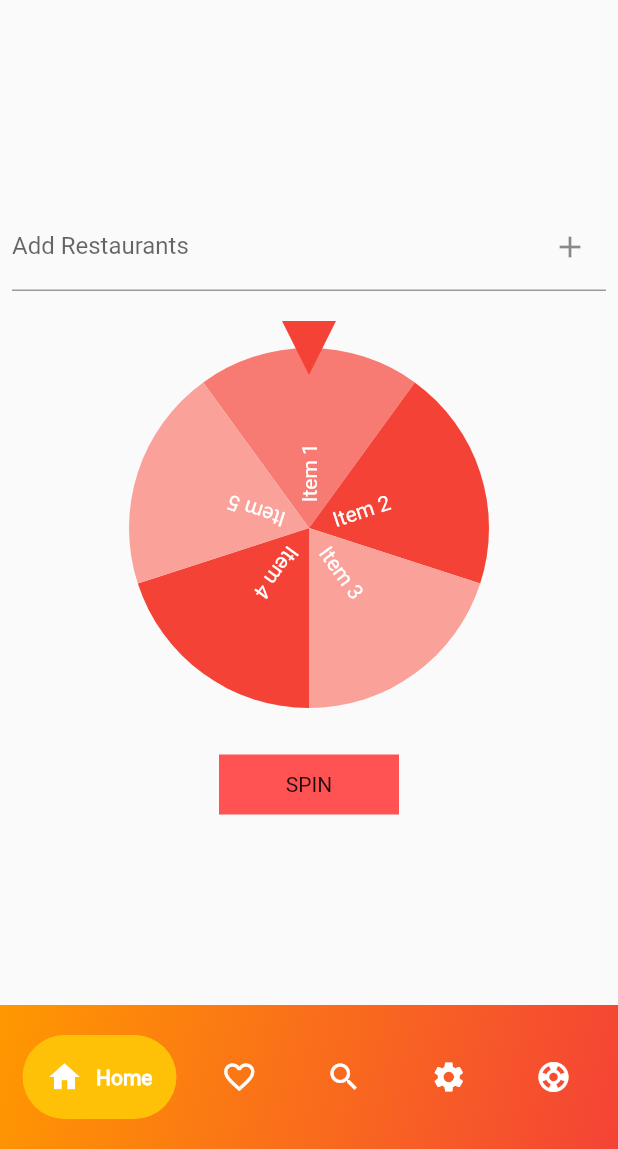
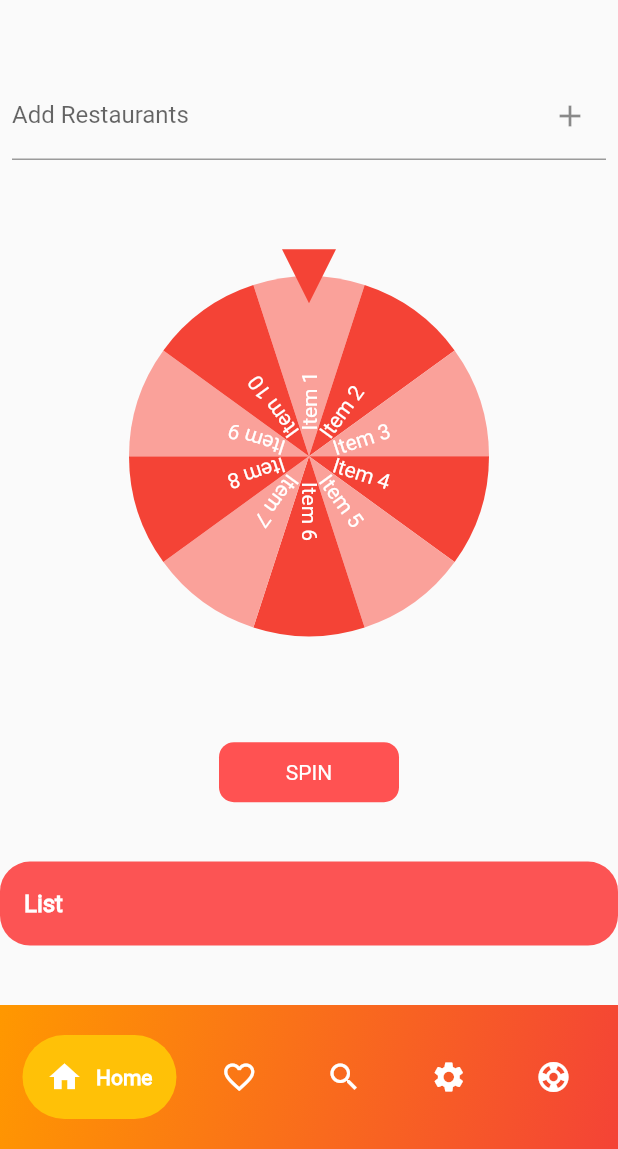
Before and after one commit to MattRattigan/Choice, a Flutter app: the WheelScreen screen opened by its route, on a phone screen of 412 x 824 dp, the part 87-1236 px from its top. Run offline on Flutter 3.47's test engine with Material 2 defaults, Android fonts, the phone set to English and light mode, and no system bars; drawn by our look-alikes of flutter_fortune_wheel, google_nav_bar; our stand-ins replace flutter_svg, font_awesome_flutter, google_maps_flutter, rive, rxdart.

Commit message:
Add a list  to the spinning wheel page.

```diff
--- a/lib/pages/random_choice_screen.dart
+++ b/lib/pages/random_choice_screen.dart
@@ -19,11 +19,16 @@ class _SpinWheelState extends State<WheelScreen> {
   int rewards = 0;
 
   List<FortuneItem> wheelItems = [
-    FortuneItem(child: Text('Item 1')),
-    FortuneItem(child: Text('Item 2')),
-    FortuneItem(child: Text('Item 3')),
-    FortuneItem(child: Text('Item 4')),
-    FortuneItem(child: Text('Item 5')),
+    const FortuneItem(child: Text('Item 1')),
+    const FortuneItem(child: Text('Item 2')),
+    const FortuneItem(child: Text('Item 3')),
+    const FortuneItem(child: Text('Item 4')),
+    const FortuneItem(child: Text('Item 5')),
+    const FortuneItem(child: Text('Item 6')),
+    const FortuneItem(child: Text('Item 7')),
+    const FortuneItem(child: Text('Item 8')),
+    const FortuneItem(child: Text('Item 9')),
+    const FortuneItem(child: Text('Item 10')),
   ];
 
   @override
@@ -36,10 +41,12 @@ class _SpinWheelState extends State<WheelScreen> {
 Widget build(BuildContext context) {
   return BasePage(
     bottomNavigationBar: NaviBar(),
-      body: Center(
+    body: Stack(
+      children: [
+        Center(
           child: Column(
             crossAxisAlignment: CrossAxisAlignment.center,
-          mainAxisAlignment: MainAxisAlignment.center,
+            mainAxisAlignment: MainAxisAlignment.spaceEvenly,
             children: [
               Padding(
                 padding: const EdgeInsets.all(8.0),
@@ -62,9 +69,7 @@ class _SpinWheelState extends State<WheelScreen> {
                   selected: selected.stream,
                   animateFirst: false,
                   items: wheelItems,
-                onAnimationEnd: () {
-
-                },
+                  onAnimationEnd: () {},
                 ),
               ),
               GestureDetector(
@@ -77,17 +82,80 @@ class _SpinWheelState extends State<WheelScreen> {
                   margin: EdgeInsets.only(top: 1.0),
                   height: 40,
                   width: 120,
+                  decoration: BoxDecoration(
                     color: Colors.redAccent,
-                child: Center(
-                  child: Text("SPIN"),
+                    borderRadius: BorderRadius.circular(10.0),
                   ),
+                  child: const Center(
+                    child: Text("SPIN",
+                    style: TextStyle(
+                      color: Color.fromARGB(255, 255, 255, 255),
+                    ),
+                    ),
+                  ),
+                ),
+              ),
+
+
+              // Add Container with BoxDecoration to the "List" button and Align it to the right
+Align(
+  alignment: Alignment.centerRight,
+  child: Container(
+    decoration: BoxDecoration(
+      color: Color.fromARGB(255, 252, 84, 84),
+      borderRadius: BorderRadius.circular(20.0),
+    ),
+    child: ListTile(
+      title: const Text(
+        "List",
+        style: TextStyle(
+          fontSize: 16,
+          fontWeight: FontWeight.bold,
+          color: Color.fromARGB(255, 255, 255, 255),
+        ),
+      ),
+      onTap: () {
+        // Show the list of FortuneItems as a bottom sheet
+        showItemList();
+      },
+    ),
+  ),
+),
+
+
+            ],
           ),
         ),
       ],
     ),
-      ),
   );
 }
+
+void showItemList() {
+  showModalBottomSheet(
+    context: context,
+    builder: (BuildContext context) {
+      return ListView.builder(
+        itemCount: wheelItems.length,
+        itemBuilder: (context, index) {
+          return ListTile(
+            title: Text(wheelItems[index].child.toString()),
+            // Optional: You can add functionality for tapping each item in the list
+            // For example, you can set the selected index and close the bottom sheet.
+            onTap: () {
+              setState(() {
+                selected.add(index);
+              });
+              Navigator.pop(context);
+            },
+          );
+        },
+      );
+    },
+  );
+}
+
+
 
   void addItemToList() {
     String newItem = textController.text;
```
Lines whose indentation alone changed are shown as unchanged.
